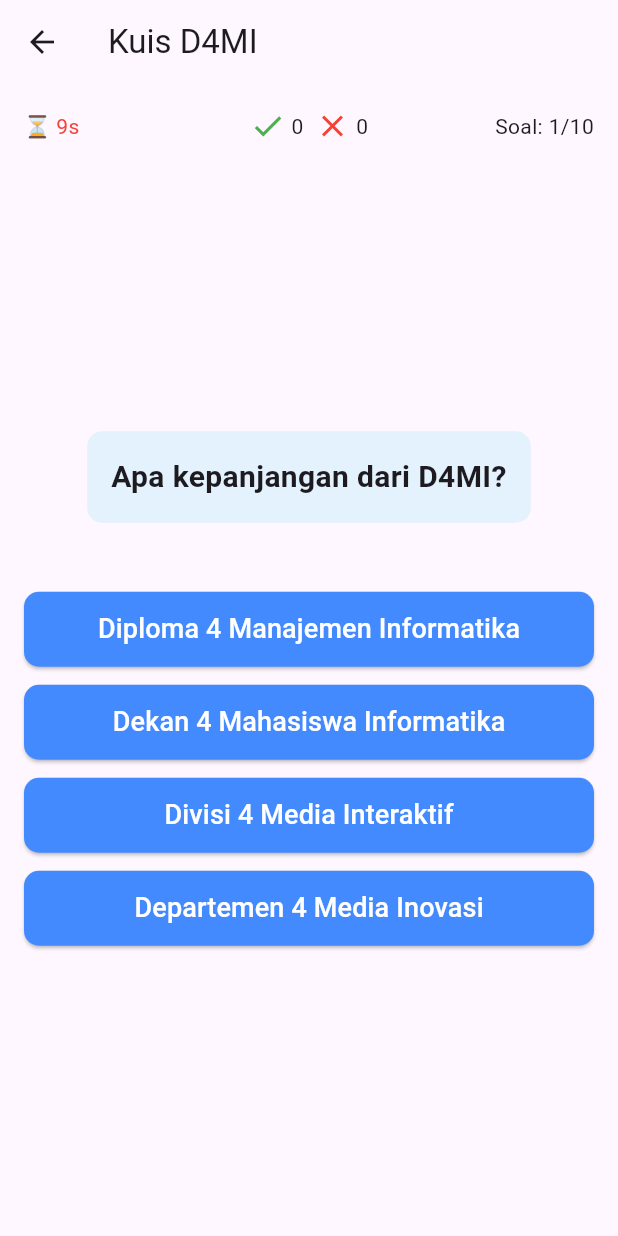
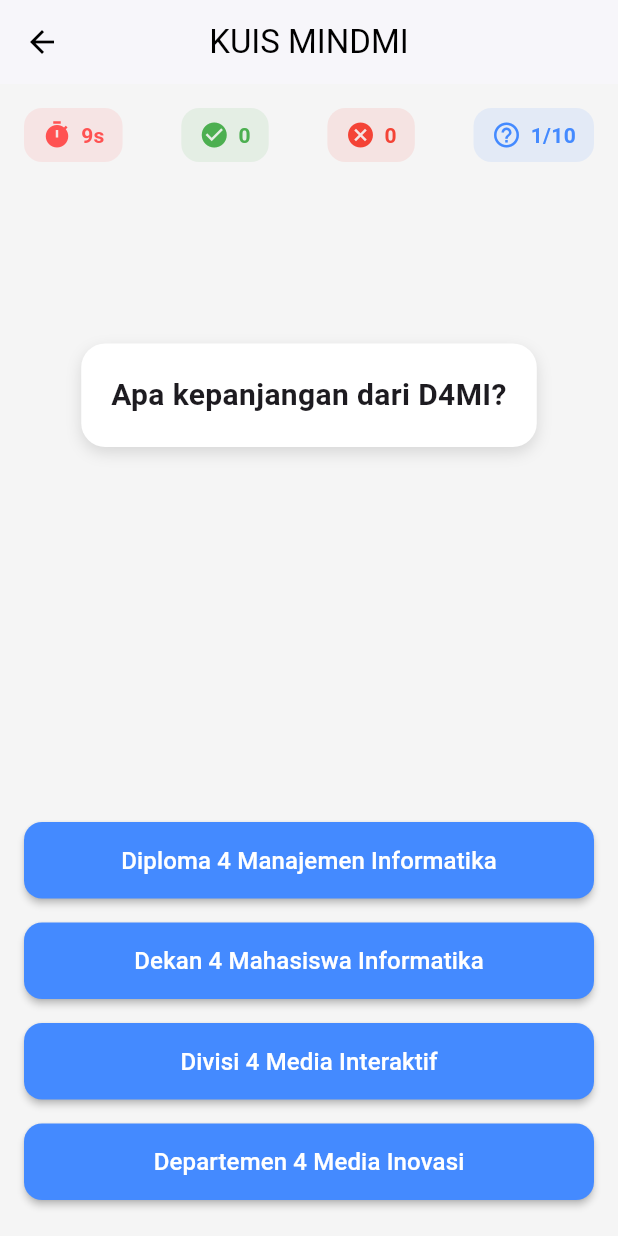
Before and after one commit to mardlian030405/UTS-QUIZ-PEMROGRAMAN-MOBILE, a Flutter app: the screen it shows after launch, after a tap on "Mulai Kuis", on a phone screen of 412 x 824 dp. Run offline on Flutter 3.47's test engine with Material 3 defaults, Android fonts, the phone set to English and light mode, and no system bars.

Commit message:
perbaikan code

```diff
--- a/lib/data/question_data.dart
+++ b/lib/data/question_data.dart
@@ -1,5 +1,8 @@
+// Daftar pertanyaan kuis dalam bentuk List of Map
+// Setiap pertanyaan memiliki: 'question', 'options' (opsi jawaban), dan 'answer' (jawaban benar)
 final List<Map<String, dynamic>> questions = [
   {
+    // Pertanyaan 1
     'question': 'Apa kepanjangan dari D4MI?',
     'options': [
       'Diploma 4 Manajemen Informatika',
@@ -10,6 +13,7 @@ final List<Map<String, dynamic>> questions = [
     'answer': 'Diploma 4 Manajemen Informatika'
   },
   {
+    // Pertanyaan 2
     'question': 'Di fakultas mana program D4MI berada?',
     'options': [
       'Fakultas Vokasi',
@@ -20,41 +24,54 @@ final List<Map<String, dynamic>> questions = [
     'answer': 'Fakultas Vokasi'
   },
   {
+    // Pertanyaan 3
     'question': 'Apa bahasa pemrograman utama di mata kuliah Mobile Programming?',
     'options': ['Python', 'Java', 'Dart', 'PHP'],
     'answer': 'Dart'
   },
   {
+    // Pertanyaan 4
     'question': 'Berapa lama masa studi D4MI?',
     'options': ['3 tahun', '4 tahun', '5 tahun', '2 tahun'],
     'answer': '4 tahun'
   },
   {
+    // Pertanyaan 5
     'question': 'UNESA memiliki kampus di:',
-    'options': ['Lidah Wetan, Ketintang, dan Magetan', 'Surabaya & Sidoarjo', 'Sidoarjo & Malang', 'Tuban & Lamongan'],
+    'options': [
+      'Lidah Wetan, Ketintang, dan Magetan',
+      'Surabaya & Sidoarjo',
+      'Sidoarjo & Malang',
+      'Tuban & Lamongan'
+    ],
     'answer': 'Lidah Wetan, Ketintang, dan Magetan'
   },
   {
+    // Pertanyaan 6
     'question': 'Apa nama sistem informasi akademik di UNESA?',
-    'options': ['SIAKAD', 'SIPENA', 'SIMPEL', 'SIUNESA'],
+    'options': ['SIAKADU', 'SIPENA', 'SIMPEL', 'SIUNESA'],
     'answer': 'SIAKADU'
   },
   {
+    // Pertanyaan 7
     'question': 'Apa gelar lulusan D4MI?',
     'options': ['S.Tr.Kom.', 'A.Md.Kom', 'S.T.', 'S.Kom.'],
     'answer': 'S.Tr.Kom.'
   },
   {
+    // Pertanyaan 8
     'question': 'Bahasa markup yang digunakan untuk desain web?',
     'options': ['HTML', 'C++', 'Python', 'SQL'],
     'answer': 'HTML'
   },
   {
+    // Pertanyaan 9
     'question': 'Apa mata kuliah yang membahas basis data?',
     'options': ['Pemrograman Web', 'Database', 'Jaringan Komputer', 'Kewirausahaan'],
     'answer': 'Database'
   },
   {
+    // Pertanyaan 10
     'question': 'Apa nama platform pembelajaran online UNESA?',
     'options': ['SINDIG UNESA', 'Duolingo', 'Classroom', 'Moodle'],
     'answer': 'SINDIG UNESA'
--- a/lib/main.dart
+++ b/lib/main.dart
@@ -1,30 +1,38 @@
 import 'package:flutter/material.dart';
-import 'pages/welcome.dart';
-import 'pages/quiz.dart';
-import 'package:provider/provider.dart';
-import 'providers/quiz_provider.dart';
+import 'pages/welcome.dart'; // Import halaman Welcome
+import 'pages/quiz.dart'; // Import halaman Quiz
+import 'package:provider/provider.dart'; // Import package Provider
+import 'providers/quiz_provider.dart'; // Import QuizProvider untuk state management
 
+// Fungsi utama untuk menjalankan aplikasi
 void main() {
   runApp(
+    // Menyediakan QuizProvider ke seluruh aplikasi
     ChangeNotifierProvider(
-      create: (_) => QuizProvider()..startTimer(() {}),
-      child: const MyApp(),
+      create: (_) => QuizProvider()..startTimer(() {}), // Inisialisasi dan mulai timer
+      child: const MyApp(), // Menjalankan aplikasi utama
     ),
   );
 }
 
+// Widget utama aplikasi
 class MyApp extends StatelessWidget {
   const MyApp({super.key});
+
   @override
   Widget build(BuildContext context) {
     return MaterialApp(
-      debugShowCheckedModeBanner: false,
-      title: 'Kuis D4MI',
-      theme: ThemeData(primarySwatch: Colors.indigo),
+      debugShowCheckedModeBanner: false, // Menghilangkan label "debug" di pojok
+      title: 'Kuis D4MI', // Judul aplikasi
+      theme: ThemeData(primarySwatch: Colors.indigo), // Tema aplikasi
+
+      // Rute awal aplikasi (halaman pertama yang ditampilkan)
       initialRoute: '/',
+
+      // Daftar rute aplikasi
       routes: {
-        '/': (context) => const WelcomePage(),
-        '/quiz': (context) => const QuizPage(),
+        '/': (context) => const WelcomePage(), // Rute untuk halaman welcome
+        '/quiz': (context) => const QuizPage(), // Rute untuk halaman kuis
       },
     );
   }
--- a/lib/pages/quiz.dart
+++ b/lib/pages/quiz.dart
@@ -3,6 +3,7 @@ import 'package:provider/provider.dart';
 import '../providers/quiz_provider.dart';
 import '../widgets/result_widget.dart';
 
+// Halaman utama yang menampilkan tampilan dan logika kuis
 class QuizPage extends StatefulWidget {
   const QuizPage({super.key});
 
@@ -14,24 +15,29 @@ class _QuizPageState extends State<QuizPage> {
   @override
   void initState() {
     super.initState();
+
+    // Mengakses provider untuk menginisialisasi timer
     final quizProvider = Provider.of<QuizProvider>(context, listen: false);
+
+    // Mulai timer ketika halaman dimuat
     quizProvider.startTimer(() {
       if (mounted) {
-        showResult(quizProvider);
+        showResult(quizProvider); // Tampilkan hasil jika waktu habis
       }
     });
   }
 
+  // Fungsi untuk menampilkan halaman hasil kuis
   void showResult(QuizProvider provider) {
     Navigator.of(context).pushReplacement(
       MaterialPageRoute(
         builder: (_) => ResultWidget(
-          score: provider.correct * 10,
+          score: provider.correct * 10, // Skor = jumlah benar x 10
           correct: provider.correct,
           wrong: provider.wrong,
           total: provider.questionsList.length,
           onRestart: () {
-            provider.restartQuiz();
+            provider.restartQuiz(); // Reset data kuis saat mulai ulang
             Navigator.of(context).pushReplacement(
               MaterialPageRoute(builder: (_) => const QuizPage()),
             );
@@ -45,93 +51,107 @@ class _QuizPageState extends State<QuizPage> {
   Widget build(BuildContext context) {
     return Consumer<QuizProvider>(
       builder: (context, provider, child) {
-        final question = provider.questionsList[provider.questionIndex];
+        final question = provider.questionsList[provider.questionIndex]; // Ambil pertanyaan saat ini
 
         return Scaffold(
-          appBar: AppBar(title: const Text("Kuis D4MI")),
+          backgroundColor: Colors.grey.shade100,
+          appBar: AppBar(
+            backgroundColor: Colors.white,
+            foregroundColor: Colors.black,
+            elevation: 1,
+            title: const Text("KUIS MINDMI"),
+            centerTitle: true,
+          ),
           body: Padding(
             padding: const EdgeInsets.all(16),
             child: Column(
               children: [
-                // Top row: timer, score, question count
+                // Baris indikator: timer, benar, salah, soal ke-
                 Row(
+                  mainAxisAlignment: MainAxisAlignment.spaceBetween,
                   children: [
-                    Expanded(
-                      child: Text("⏳ ${provider.timer}s",
-                          style: const TextStyle(color: Colors.red)),
+                    _buildInfoCard(
+                      icon: Icons.timer,
+                      label: "${provider.timer}s",
+                      color: Colors.redAccent,
                     ),
-                    Expanded(
-                      child: Center(
-                        child: Row(
-                          mainAxisSize: MainAxisSize.min,
-                          children: [
-                            const Icon(Icons.check, color: Colors.green),
-                            Text(" ${provider.correct}  "),
-                            const Icon(Icons.close, color: Colors.red),
-                            Text(" ${provider.wrong}"),
-                          ],
+                    _buildInfoCard(
+                      icon: Icons.check_circle,
+                      label: "${provider.correct}",
+                      color: Colors.green,
                     ),
+                    _buildInfoCard(
+                      icon: Icons.cancel,
+                      label: "${provider.wrong}",
+                      color: Colors.red,
                     ),
-                    ),
-                    Expanded(
-                      child: Align(
-                        alignment: Alignment.topRight,
-                        child: Text(
-                            "Soal: ${provider.questionIndex + 1}/${provider.questionsList.length}"),
-                      ),
+                    _buildInfoCard(
+                      icon: Icons.help_outline,
+                      label: "${provider.questionIndex + 1}/${provider.questionsList.length}",
+                      color: Colors.blueAccent,
                     ),
                   ],
                 ),
-                const SizedBox(height: 20),
 
-                // Question centered vertically
-                Expanded(
-                  child: Column(
-                    mainAxisAlignment: MainAxisAlignment.center,
-                    children: [
+                const Spacer(flex: 1), // Spacer agar pertanyaan naik sedikit ke atas
+
+                // Container untuk menampilkan pertanyaan di tengah atas
                 Container(
-                        padding: const EdgeInsets.all(16),
+                  padding: const EdgeInsets.all(20),
+                  margin: const EdgeInsets.symmetric(horizontal: 8),
                   decoration: BoxDecoration(
-                          color: Colors.blue.shade50,
-                          borderRadius: BorderRadius.circular(10),
+                    color: Colors.white,
+                    borderRadius: BorderRadius.circular(16),
+                    boxShadow: [
+                      BoxShadow(
+                        color: Colors.black12,
+                        blurRadius: 8,
+                        offset: const Offset(0, 4),
+                      ),
+                    ],
                   ),
                   child: Text(
                     question['question'],
                     style: const TextStyle(
-                              fontSize: 20, fontWeight: FontWeight.bold),
+                      fontSize: 20,
+                      fontWeight: FontWeight.w600,
+                    ),
                     textAlign: TextAlign.center,
                   ),
                 ),
-                      const SizedBox(height: 40),
 
-                      // Answer buttons positioned slightly below
-                      ...question['options'].map<Widget>((option) {
+                const Spacer(flex: 2), // Spacer agar pilihan jawaban tetap di bawah
+
+                // Daftar pilihan jawaban
+                Column(
+                  children: question['options'].map<Widget>((option) {
                     return Container(
                       width: double.infinity,
-                          margin: const EdgeInsets.symmetric(vertical: 6),
+                      margin: const EdgeInsets.symmetric(vertical: 8),
                       child: ElevatedButton(
                         style: ElevatedButton.styleFrom(
                           backgroundColor: Colors.blueAccent,
-                              padding:
-                              const EdgeInsets.symmetric(vertical: 12),
+                          padding: const EdgeInsets.symmetric(vertical: 14),
                           shape: RoundedRectangleBorder(
-                                  borderRadius: BorderRadius.circular(10)),
+                            borderRadius: BorderRadius.circular(12),
+                          ),
+                          elevation: 2,
                         ),
                         onPressed: () {
                           provider.checkAnswer(option, () {
-                                if (mounted) {
-                                  showResult(provider);
-                                }
+                            if (mounted) showResult(provider); // Cek jawaban & tampilkan hasil jika kuis selesai
                           });
                         },
-                            child: Text(option,
+                        child: Text(
+                          option,
                           style: const TextStyle(
-                                    fontSize: 18, color: Colors.white)),
+                            fontSize: 16,
+                            color: Colors.white,
+                          ),
+                        ),
                       ),
                     );
-                      }).toList(),
-                    ],
-                  ),
+                  }).toList(), // Konversi daftar jawaban ke widget
                 ),
               ],
             ),
@@ -140,4 +160,32 @@ class _QuizPageState extends State<QuizPage> {
       },
     );
   }
+
+  // Widget indikator informasi (timer, benar, salah, soal ke-)
+  Widget _buildInfoCard({
+    required IconData icon,
+    required String label,
+    required Color color,
+  }) {
+    return Container(
+      padding: const EdgeInsets.symmetric(horizontal: 12, vertical: 8),
+      decoration: BoxDecoration(
+        color: color.withOpacity(0.1),
+        borderRadius: BorderRadius.circular(12),
+      ),
+      child: Row(
+        children: [
+          Icon(icon, size: 20, color: color),
+          const SizedBox(width: 6),
+          Text(
+            label,
+            style: TextStyle(
+              fontWeight: FontWeight.w600,
+              color: color,
+            ),
+          ),
+        ],
+      ),
+    );
   }
+}
--- a/lib/pages/welcome.dart
+++ b/lib/pages/welcome.dart
@@ -1,37 +1,51 @@
 import 'package:flutter/material.dart';
 
+// Halaman WelcomePage bersifat stateless (tidak membutuhkan state yang berubah)
 class WelcomePage extends StatelessWidget {
   const WelcomePage({super.key});
 
   @override
   Widget build(BuildContext context) {
     return Scaffold(
+      // Mengatur latar belakang halaman menjadi putih
       backgroundColor: Colors.white,
+
+      // Konten utama diletakkan di tengah layar
       body: Center(
         child: Column(
-          mainAxisAlignment: MainAxisAlignment.center,
+          mainAxisAlignment: MainAxisAlignment.center, // Pusatkan secara vertikal
           children: [
+            // Teks sambutan
+            const Text(
+              "Selamat Datang di MINDMI!",
+              style: TextStyle(fontSize: 24, fontWeight: FontWeight.bold),
+            ),
+
+            // Gambar logo dari assets/images/logo.png
             Image.asset(
               'assets/images/logo.png',
               height: 400,
               width: 400,
-              fit: BoxFit.contain,
+              fit: BoxFit.contain, // Menyesuaikan gambar agar tidak terpotong
             ),
-            const SizedBox(height: 20),
-            const Text(
-              "Selamat Datang di MINDMI!",
-              style: TextStyle(fontSize: 24, fontWeight: FontWeight.bold),
-            ),
+
+            const SizedBox(height: 20), // Jarak vertikal antar elemen
+
+            // Deskripsi kuis
             const Center(
               child: Text(
                 "Kuis Seputar D4 Manajemen Informatika",
                 style: TextStyle(fontSize: 24, fontWeight: FontWeight.bold),
-                textAlign: TextAlign.center, // agar teksnya juga center jika multiline
+                textAlign: TextAlign.center, // Teks rata tengah
               ),
             ),
-            const SizedBox(height: 40),
+
+            const SizedBox(height: 40), // Jarak sebelum tombol
+
+            // Tombol untuk memulai kuis
             ElevatedButton(
               onPressed: () {
+                // Navigasi ke halaman kuis (route '/quiz')
                 Navigator.pushNamed(context, '/quiz');
               },
               child: const Text("Mulai Kuis"),
--- a/lib/providers/quiz_provider.dart
+++ b/lib/providers/quiz_provider.dart
@@ -2,46 +2,62 @@ import 'dart:async';
 import 'package:flutter/material.dart';
 import '../data/question_data.dart';
 
+// Provider untuk mengatur logika kuis seperti jawaban, skor, dan timer
 class QuizProvider with ChangeNotifier {
-  List<Map<String, dynamic>> questionsList = questions;
-  int questionIndex = 0;
-  int correct = 0;
-  int wrong = 0;
-  int timer = 10;
-  Timer? _quizTimer;
+  List<Map<String, dynamic>> questionsList = questions; // Daftar pertanyaan dari file question_data.dart
+  int questionIndex = 0;  // Indeks pertanyaan saat ini
+  int correct = 0;        // Jumlah jawaban benar
+  int wrong = 0;          // Jumlah jawaban salah
+  int timer = 10;         // Waktu hitung mundur per soal
+  Timer? _quizTimer;      // Objek Timer dari dart:async
 
+  // Fungsi untuk memulai atau mengulang timer per soal
   void startTimer(VoidCallback onTimeUp) {
-    _quizTimer?.cancel();
-    timer = 10;
+    _quizTimer?.cancel(); // Hentikan timer sebelumnya jika ada
+    timer = 10; // Reset timer ke 10 detik
     _quizTimer = Timer.periodic(const Duration(seconds: 1), (t) {
       if (timer > 0) {
-        timer--;
-        notifyListeners();
+        timer--; // Kurangi waktu
+        notifyListeners(); // Update UI
       } else {
-        t.cancel();
-        onTimeUp();
+        t.cancel(); // Hentikan timer saat habis
+        wrong++; // Hitung sebagai jawaban salah
+
+        // Lanjut ke soal berikutnya atau tampilkan hasil jika soal habis
+        if (questionIndex < questionsList.length - 1) {
+          questionIndex++;
+          startTimer(onTimeUp); // Timer soal berikutnya
+        } else {
+          onTimeUp(); // Selesaikan kuis
+        }
+        notifyListeners(); // Update UI
       }
     });
   }
 
+  // Fungsi untuk mengecek jawaban yang dipilih user
   void checkAnswer(String? selectedOption, VoidCallback onQuizComplete) {
-    _quizTimer?.cancel();
+    _quizTimer?.cancel(); // Hentikan timer saat jawaban diberikan
     String correctAnswer = questionsList[questionIndex]['answer'];
+
+    // Cek jawaban user dan tambahkan skor
     if (selectedOption == correctAnswer) {
       correct++;
     } else {
       wrong++;
     }
 
+    // Lanjut ke soal berikutnya atau tampilkan hasil akhir
     if (questionIndex < questionsList.length - 1) {
       questionIndex++;
-      startTimer(() => checkAnswer(null, onQuizComplete));
+      startTimer(() => checkAnswer(null, onQuizComplete)); // Timer ulang
     } else {
-      onQuizComplete();
+      onQuizComplete(); // Kuis selesai
     }
-    notifyListeners();
+    notifyListeners(); // Update UI
   }
 
+  // Fungsi untuk mereset semua data dan mengulang kuis
   void restartQuiz() {
     _quizTimer?.cancel();
     questionIndex = 0;
@@ -51,6 +67,7 @@ class QuizProvider with ChangeNotifier {
     notifyListeners();
   }
 
+  // Fungsi untuk membatalkan timer jika perlu
   void cancelTimer() {
     _quizTimer?.cancel();
   }
--- a/lib/widgets/result_widget.dart
+++ b/lib/widgets/result_widget.dart
@@ -3,12 +3,13 @@ import '../providers/quiz_provider.dart';
 import 'package:provider/provider.dart';
 import '../pages/welcome.dart';
 
+// Widget untuk menampilkan hasil akhir kuis
 class ResultWidget extends StatelessWidget {
-  final int score;
-  final int correct;
-  final int wrong;
-  final int total;
-  final VoidCallback onRestart;
+  final int score;       // Nilai akhir kuis
+  final int correct;     // Jumlah jawaban benar
+  final int wrong;       // Jumlah jawaban salah
+  final int total;       // Total jumlah soal
+  final VoidCallback onRestart; // Callback ketika tombol restart ditekan
 
   const ResultWidget({
     super.key,
@@ -19,53 +20,69 @@ class ResultWidget extends StatelessWidget {
     required this.onRestart,
   });
 
+  // Fungsi untuk menampilkan teks hasil berdasarkan skor
   String getResultText() {
     if (score == 100) return "Profesor!";
     if (score >= 90) return "Sangat Jenius!";
     if (score >= 60) return "Cukup Baik!";
-    return "Tetap Semangat!";
+    return "Belejar lagi yaaa!";
   }
 
   @override
   Widget build(BuildContext context) {
     return Scaffold(
-      backgroundColor: Colors.green[50],
+      backgroundColor: Colors.green[50], // Latar belakang hijau muda
       body: Center(
         child: Padding(
           padding: const EdgeInsets.symmetric(horizontal: 30, vertical: 40),
           child: Column(
             mainAxisAlignment: MainAxisAlignment.center,
             children: [
+              // Judul halaman hasil
               Text(
                 "Hasil Kuis",
                 style: TextStyle(fontSize: 28, fontWeight: FontWeight.bold),
               ),
               const SizedBox(height: 20),
+
+              // Menampilkan nilai dan statistik jawaban
               Text("Skor: $score / ${total * 10}", style: const TextStyle(fontSize: 22)),
               Text("Benar: $correct", style: const TextStyle(fontSize: 18, color: Colors.green)),
               Text("Salah: $wrong", style: const TextStyle(fontSize: 18, color: Colors.red)),
+
               const SizedBox(height: 20),
+
+              // Menampilkan pesan hasil berdasarkan skor
               Text(getResultText(), style: const TextStyle(fontSize: 20, fontWeight: FontWeight.bold)),
+
               const SizedBox(height: 40),
+
+              // Tombol untuk mengulangi kuis
               ElevatedButton(
                 style: ElevatedButton.styleFrom(backgroundColor: Colors.green),
                 onPressed: () {
-                  Provider.of<QuizProvider>(context, listen: false).restartQuiz();
-                  Navigator.pushReplacementNamed(context, '/quiz');
+                  Provider.of<QuizProvider>(context, listen: false).restartQuiz(); // Reset quiz
+                  Navigator.pushReplacementNamed(context, '/quiz'); // Kembali ke halaman kuis
                 },
                 child: const Text("Ulangi Kuis"),
               ),
 
               const SizedBox(height: 10),
+
+              // Tombol untuk kembali ke halaman beranda
               TextButton(
                 onPressed: () {
+                  // Reset kuis sebelum kembali ke beranda
+                  Provider.of<QuizProvider>(context, listen: false).restartQuiz();
+
+                  // Navigasi ke halaman beranda (WelcomePage)
                   Navigator.pushReplacement(
                     context,
                     MaterialPageRoute(builder: (_) => const WelcomePage()),
                   );
                 },
                 child: const Text("Kembali ke Beranda"),
-              )
+              ),
             ],
           ),
         ),
--- a/pubspec.yaml
+++ b/pubspec.yaml
@@ -50,8 +50,12 @@ flutter_launcher_icons:
 flutter_native_splash:
   color: "#ffffff" # background putih
   image: assets/images/logo.png # ganti dengan path logomu
-  android: true
+  android: false
   ios: true
+  android_gravity: center
+  ios_content_mode: center
+  fullscreen: true
+
 
   # The "flutter_lints" package below contains a set of recommended lints to
   # encourage good coding practices. The lint set provided by the package is
```
Lines whose indentation alone changed are shown as unchanged.
